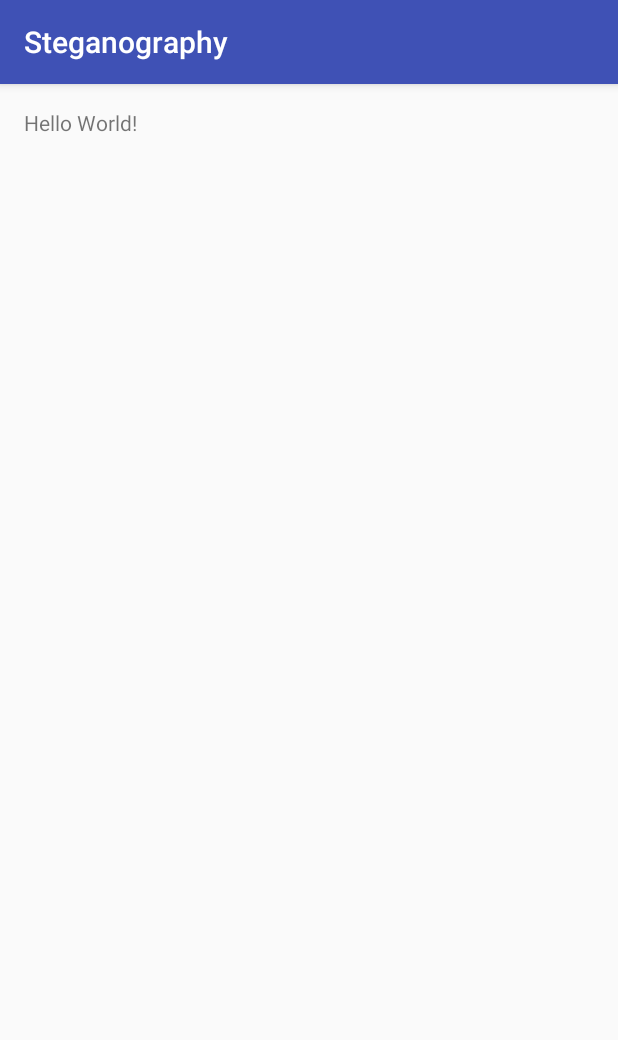
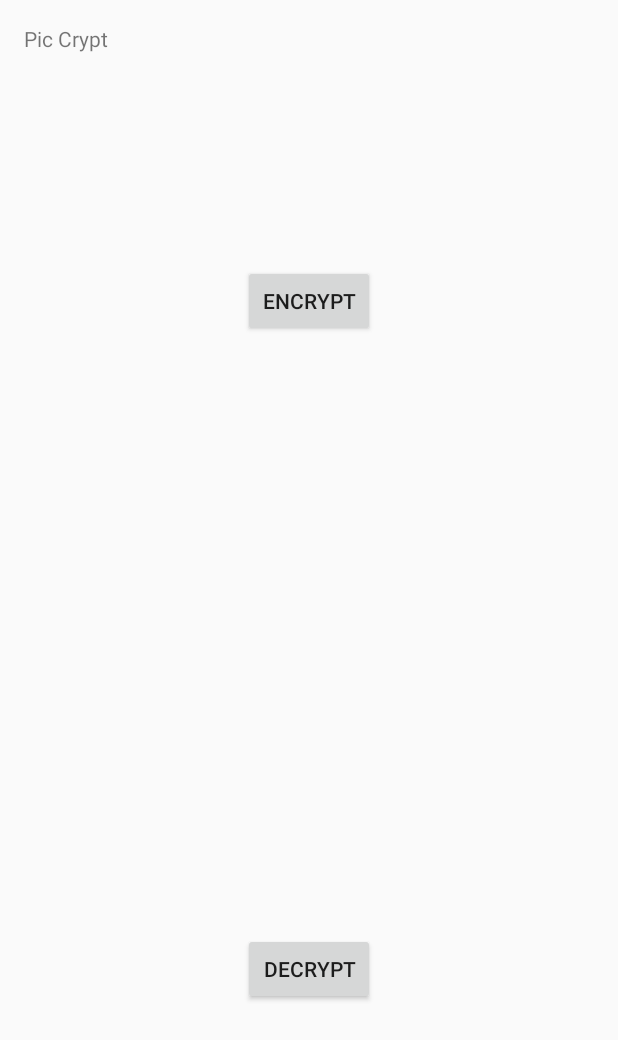
Before and after one commit to deadmau6/Code24, an Android app: the screen it shows after launch (MainActivity), on a phone screen of 412 x 824 dp. Shown: the top 1040 px of the screen. Run offline under Robolectric (Android 15) with nearby library versions, the phone set to English and light mode, and no system bars.

Commit message:
Main menu view

```diff
--- a/steganography/src/main/java/pagani/joe/steganography/MainActivity.java
+++ b/steganography/src/main/java/pagani/joe/steganography/MainActivity.java
@@ -1,13 +1,37 @@
 package pagani.joe.steganography;
 
 import android.support.v7.app.AppCompatActivity;
+import android.content.Intent;
 import android.os.Bundle;
+import android.app.Activity;
+import android.view.View;
+import android.content.Context;
+import android.widget.Button;
 
-public class MainActivity extends AppCompatActivity {
+public class MainActivity extends Activity implements View.OnClickListener{
+    private static Context context;
+    private Button encrypt;
+    private Button decrypt;
 
     @Override
     protected void onCreate(Bundle savedInstanceState) {
         super.onCreate(savedInstanceState);
         setContentView(R.layout.activity_main);
+        context = this;
+        encrypt = (Button) findViewById(R.id.encryptBtn);
+        decrypt = (Button) findViewById(R.id.decryptBtn);
+
+    }
+
+    @Override
+    public void onClick(View v){
+        switch (v.getId()){
+            case R.id.encryptBtn:
+                //go encrypt
+                break;
+            case R.id.decryptBtn:
+                //go decrypt
+                break;
+        }
     }
 }
--- a/steganography/src/main/res/layout/activity_main.xml
+++ b/steganography/src/main/res/layout/activity_main.xml
@@ -9,5 +9,24 @@
     tools:context="pagani.joe.steganography.MainActivity">
 
     <TextView android:layout_width="wrap_content" android:layout_height="wrap_content"
-        android:text="Hello World!" />
+        android:text="Pic Crypt"
+        android:id="@+id/textView" />
+
+    <Button
+        android:text="Encrypt"
+        android:layout_width="wrap_content"
+        android:layout_height="wrap_content"
+        android:layout_marginTop="141dp"
+        android:id="@+id/encryptBtn"
+        android:layout_below="@+id/textView"
+        android:layout_centerHorizontal="true" />
+
+    <Button
+        android:text="Decrypt"
+        android:layout_width="wrap_content"
+        android:layout_height="wrap_content"
+        android:layout_marginBottom="138dp"
+        android:id="@+id/decryptBtn"
+        android:layout_alignParentBottom="true"
+        android:layout_alignStart="@+id/encryptBtn" />
 </RelativeLayout>
```
